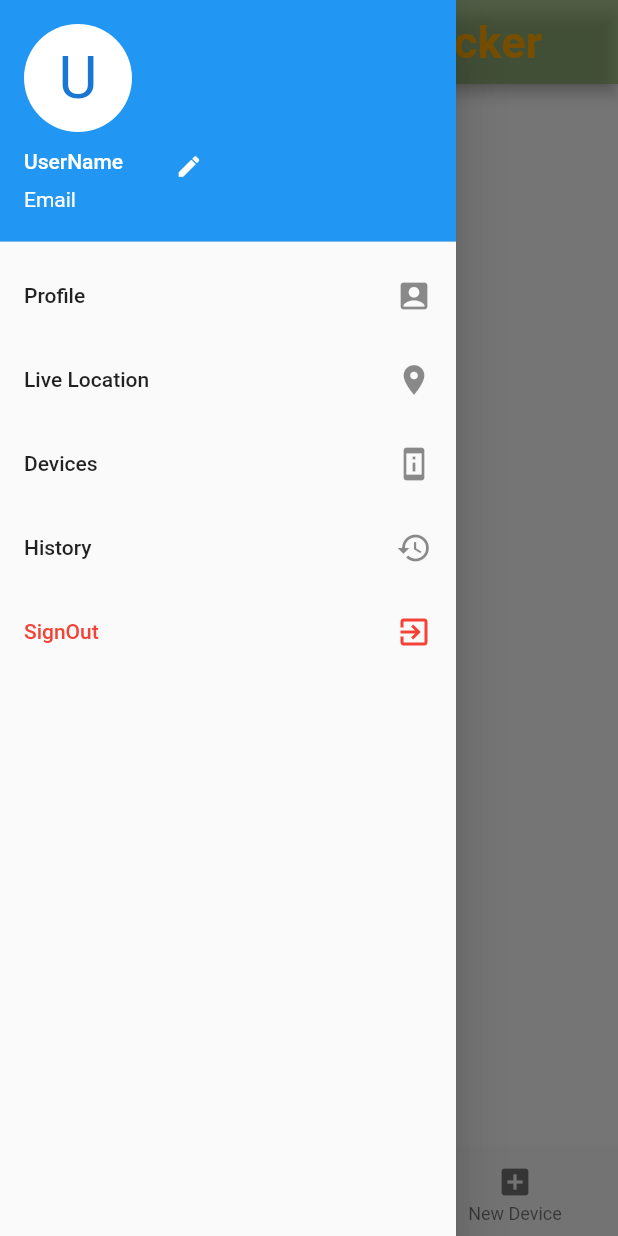
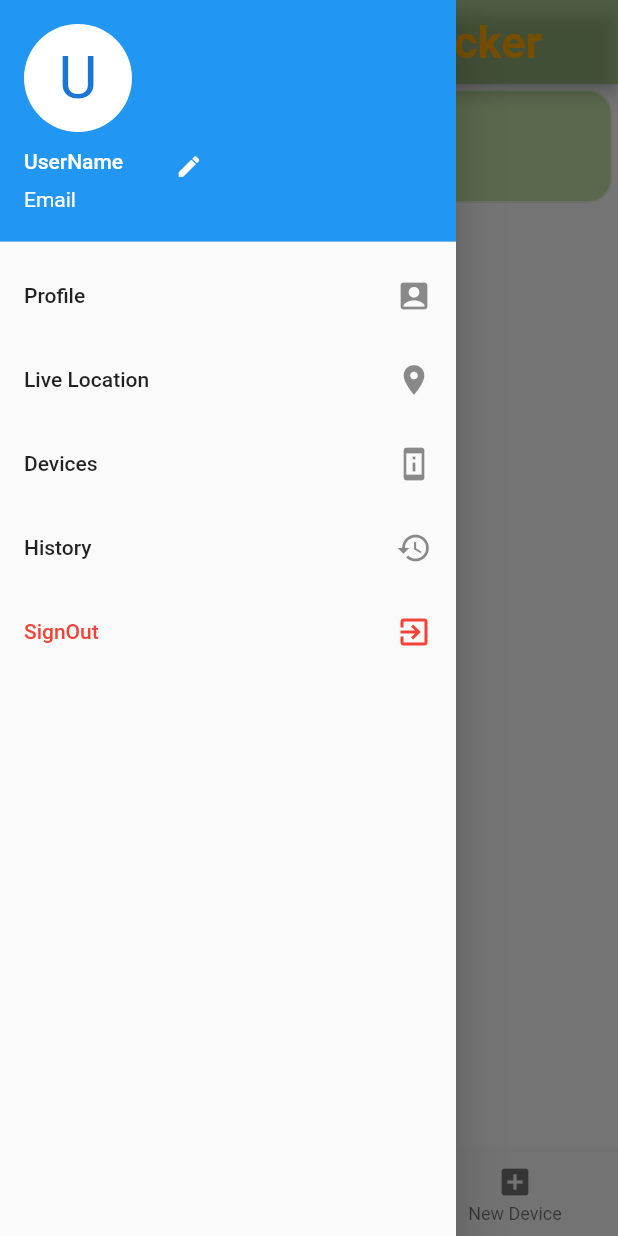
Before and after one commit to mohammad93arnous/PKT, a Flutter app: the UserPof screen opened directly, with the side drawer open, on a phone screen of 412 x 824 dp. Run offline on Flutter 3.47's test engine with Material 2 defaults, Android fonts, the phone set to English and light mode, and no system bars; our stand-ins replace cloud_firestore, email_validator, firebase_auth, firebase_database, flushbar, flutter_speed_dial and 4 more; missing offline and left inert: barcode_scan, flutter_polyline_points, map_view, passwordfield; accounts and stored records are empty.

Commit message:
Add Device Container

```diff
--- a/lib/flutter_maps/google_map/showMap.dart
+++ b/lib/flutter_maps/google_map/showMap.dart
@@ -1,5 +1,6 @@
 import 'dart:async';
 import 'dart:typed_data';
+import 'package:cloud_firestore/cloud_firestore.dart';
 import 'package:flutter/material.dart';
 import 'package:flutter/services.dart';
 import 'package:google_maps_flutter/google_maps_flutter.dart';
@@ -21,6 +22,7 @@ class _ShowMapState extends State<ShowMap> {
   Marker marker; // Marker that mark the location (car icon)
   Circle circle; // Circle Radius
   GoogleMapController _controller; // Google Map Controller for controlling the drag, zoom and unzoom.
+  List<QuerySnapshot> _ListAllDevices;
  static LatLng _center=const LatLng(26.455234, 50.104569);
   @override
   void initState() { // First Load User Location
@@ -126,9 +128,7 @@ class _ShowMapState extends State<ShowMap> {
     return Scaffold(
       appBar: AppBar(backgroundColor: Colors.lightGreen.shade700.withOpacity(0.50),leading:IconButton(
         icon: Icon(Icons.arrow_back),onPressed: (){
-        Navigator.of(context).pushReplacement(MaterialPageRoute(
-          builder: (BuildContext context) =>UserPof()
-        ));
+       Navigator.of(context).pop();
     },
       ),
         title: Center(child: Text('Live Location',style: TextStyle(
@@ -146,7 +146,7 @@ class _ShowMapState extends State<ShowMap> {
 
         mapType: _defaultMapType,// Map type satellite or normal ....
         initialCameraPosition: initialLocation, // initial camera until getting user location
-        markers: Set.of((marker != null) ? [marker] : []), // marker if null hide
+        markers: Set.of((marker != null) ? [marker,marker,marker] : []), // marker if null hide
         circles: Set.of((circle != null) ? [circle] : []), // circles if null hide
         onMapCreated: (GoogleMapController controller) { // Map Launch
           _controller = controller; // Controller of google map to be able to drag , zoom and unZoom
--- a/lib/userProfile.dart
+++ b/lib/userProfile.dart
@@ -271,7 +271,34 @@ showEditUserNameBottomSheet(BuildContext context) {
         BottomNavigationBarItem(
             icon: Icon(Icons.add_box), title: Text("New Device"))
       ]),
+body: userBody(),
+    );
+  }
+  Widget userBody(){
+    return Container(
+      height: 624,
+      child: ListView(
+        children: <Widget>[
+          Padding(
+            padding: const EdgeInsets.all(4.0),
+            child: Container(
+              height: 75,
+              decoration: BoxDecoration(
+                  color: Colors.lightGreen.shade300.withOpacity(0.70),
+                  border: Border.all(color: Colors.white54, width: 1),
+                  borderRadius: BorderRadius.all(Radius.circular(16)),
+              ),
+              child: ListView(
+                shrinkWrap: true,
+                children: <Widget>[
 
+                ],
+              ),
+            ),
+          )
+
+        ],
+      ),
     );
   }
 }
```
